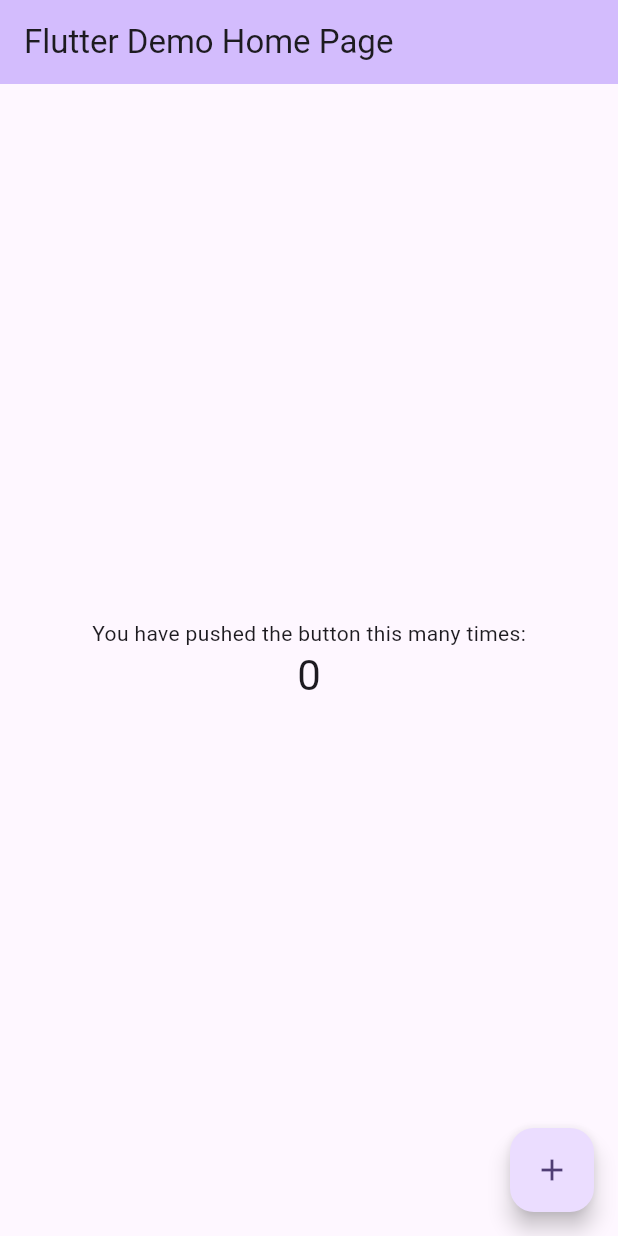
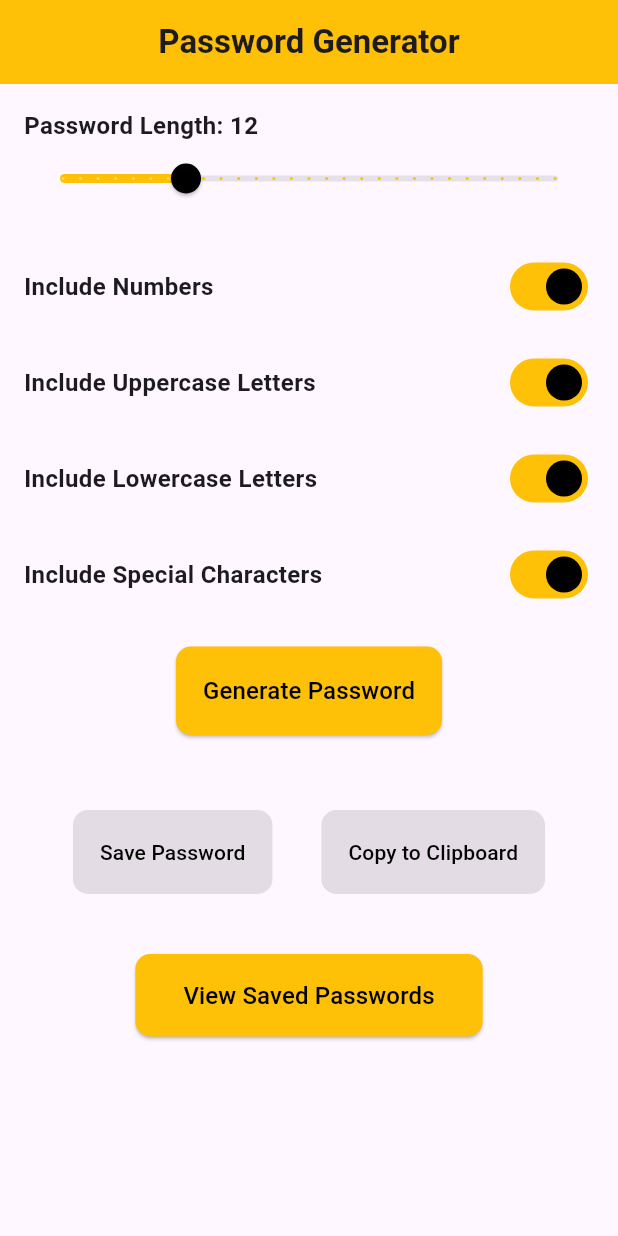
Before and after one commit to SHADINFAISALMP/Password_genrator_app, a Flutter app: the screen it shows after launch, on a phone screen of 412 x 824 dp. Run offline on Flutter 3.47's test engine with Material 3 defaults, Android fonts, the phone set to English and light mode, and no system bars; our stand-ins replace hive, hive_flutter; accounts and stored records are empty.

Commit message:
genrating password complete next some ui i want to complete

```diff
--- a/lib/main.dart
+++ b/lib/main.dart
@@ -1,125 +1,27 @@
 import 'package:flutter/material.dart';
+import 'package:hive_flutter/adapters.dart';
+import 'package:password_genarator/models/password.dart';
+import 'package:password_genarator/screens/splash_screen.dart';
 
-void main() {
+void main() async {
+  await Hive.initFlutter();
+  Hive.registerAdapter(PasswordAdapter());
+  await Hive.openBox<Password>('passwords');
   runApp(const MyApp());
 }
 
 class MyApp extends StatelessWidget {
   const MyApp({super.key});
 
-  // This widget is the root of your application.
   @override
   Widget build(BuildContext context) {
     return MaterialApp(
-      title: 'Flutter Demo',
+      debugShowCheckedModeBanner: false,
       theme: ThemeData(
-        // This is the theme of your application.
-        //
-        // TRY THIS: Try running your application with "flutter run". You'll see
-        // the application has a purple toolbar. Then, without quitting the app,
-        // try changing the seedColor in the colorScheme below to Colors.green
-        // and then invoke "hot reload" (save your changes or press the "hot
-        // reload" button in a Flutter-supported IDE, or press "r" if you used
-        // the command line to start the app).
-        //
-        // Notice that the counter didn't reset back to zero; the application
-        // state is not lost during the reload. To reset the state, use hot
-        // restart instead.
-        //
-        // This works for code too, not just values: Most code changes can be
-        // tested with just a hot reload.
-        colorScheme: ColorScheme.fromSeed(seedColor: Colors.deepPurple),
-        useMaterial3: true,
+        primarySwatch: Colors.blue,
       ),
-      home: const MyHomePage(title: 'Flutter Demo Home Page'),
+      title: 'Password genarator',
+      home: const SplashPage(),
     );
   }
 }
-
-class MyHomePage extends StatefulWidget {
-  const MyHomePage({super.key, required this.title});
-
-  // This widget is the home page of your application. It is stateful, meaning
-  // that it has a State object (defined below) that contains fields that affect
-  // how it looks.
-
-  // This class is the configuration for the state. It holds the values (in this
-  // case the title) provided by the parent (in this case the App widget) and
-  // used by the build method of the State. Fields in a Widget subclass are
-  // always marked "final".
-
-  final String title;
-
-  @override
-  State<MyHomePage> createState() => _MyHomePageState();
-}
-
-class _MyHomePageState extends State<MyHomePage> {
-  int _counter = 0;
-
-  void _incrementCounter() {
-    setState(() {
-      // This call to setState tells the Flutter framework that something has
-      // changed in this State, which causes it to rerun the build method below
-      // so that the display can reflect the updated values. If we changed
-      // _counter without calling setState(), then the build method would not be
-      // called again, and so nothing would appear to happen.
-      _counter++;
-    });
-  }
-
-  @override
-  Widget build(BuildContext context) {
-    // This method is rerun every time setState is called, for instance as done
-    // by the _incrementCounter method above.
-    //
-    // The Flutter framework has been optimized to make rerunning build methods
-    // fast, so that you can just rebuild anything that needs updating rather
-    // than having to individually change instances of widgets.
-    return Scaffold(
-      appBar: AppBar(
-        // TRY THIS: Try changing the color here to a specific color (to
-        // Colors.amber, perhaps?) and trigger a hot reload to see the AppBar
-        // change color while the other colors stay the same.
-        backgroundColor: Theme.of(context).colorScheme.inversePrimary,
-        // Here we take the value from the MyHomePage object that was created by
-        // the App.build method, and use it to set our appbar title.
-        title: Text(widget.title),
-      ),
-      body: Center(
-        // Center is a layout widget. It takes a single child and positions it
-        // in the middle of the parent.
-        child: Column(
-          // Column is also a layout widget. It takes a list of children and
-          // arranges them vertically. By default, it sizes itself to fit its
-          // children horizontally, and tries to be as tall as its parent.
-          //
-          // Column has various properties to control how it sizes itself and
-          // how it positions its children. Here we use mainAxisAlignment to
-          // center the children vertically; the main axis here is the vertical
-          // axis because Columns are vertical (the cross axis would be
-          // horizontal).
-          //
-          // TRY THIS: Invoke "debug painting" (choose the "Toggle Debug Paint"
-          // action in the IDE, or press "p" in the console), to see the
-          // wireframe for each widget.
-          mainAxisAlignment: MainAxisAlignment.center,
-          children: <Widget>[
-            const Text(
-              'You have pushed the button this many times:',
-            ),
-            Text(
-              '$_counter',
-              style: Theme.of(context).textTheme.headlineMedium,
-            ),
-          ],
-        ),
-      ),
-      floatingActionButton: FloatingActionButton(
-        onPressed: _incrementCounter,
-        tooltip: 'Increment',
-        child: const Icon(Icons.add),
-      ), // This trailing comma makes auto-formatting nicer for build methods.
-    );
-  }
-}
--- /dev/null
+++ b/lib/models/password.dart
@@ -0,0 +1,9 @@
+import 'package:hive/hive.dart';
+part 'password.g.dart';
+@HiveType(typeId: 0)
+class Password {
+  @HiveField(0)
+  String? value;
+
+  Password(this.value);
+}
--- /dev/null
+++ b/lib/screens/password_genarating_page.dart
@@ -0,0 +1,254 @@
+import 'package:flutter/material.dart';
+import 'package:flutter/services.dart';
+import 'package:hive/hive.dart';
+import 'package:password_genarator/models/password.dart';
+import 'dart:math';
+import 'package:password_genarator/screens/saved_passwords.dart';
+
+class PasswordGeneratorPage extends StatefulWidget {
+  const PasswordGeneratorPage({super.key});
+
+  @override
+  _PasswordGeneratorPageState createState() => _PasswordGeneratorPageState();
+}
+
+class _PasswordGeneratorPageState extends State<PasswordGeneratorPage> {
+  final _random = Random();
+  String _generatedPassword = '';
+  final _box = Hive.box<Password>('passwords');
+
+  int _passwordLength = 12;
+  bool _includeUppercase = true;
+  bool _includeLowercase = true;
+  bool _includeNumbers = true;
+  bool _includeSpecialChars = true;
+
+  String _generatePassword(int length) {
+    const upperCaseLetters = 'ABCDEFGHIJKLMNOPQRSTUVWXYZ';
+    const lowerCaseLetters = 'abcdefghijklmnopqrstuvwxyz';
+    const numbers = '0123456789';
+    const specialChars = '!@#\$%^&*()';
+    String chars = '';
+
+    if (_includeUppercase) chars += upperCaseLetters;
+    if (_includeLowercase) chars += lowerCaseLetters;
+    if (_includeNumbers) chars += numbers;
+    if (_includeSpecialChars) chars += specialChars;
+
+    if (chars.isEmpty) return '';
+
+    return List.generate(
+        length, (index) => chars[_random.nextInt(chars.length)]).join();
+  }
+
+  void _savePassword() {
+    if (_generatedPassword.isNotEmpty) {
+      final newPassword = Password(_generatedPassword);
+      _box.add(newPassword);
+      print("password save to hive $_generatedPassword");
+      ScaffoldMessenger.of(context).showSnackBar(const SnackBar(
+        content: Text('Password saved!'),
+      ));
+    }
+  }
+
+  void _copyToClipboard() {
+    if (_generatedPassword.isNotEmpty) {
+      Clipboard.setData(ClipboardData(text: _generatedPassword));
+      ScaffoldMessenger.of(context).showSnackBar(const SnackBar(
+        content: Text('Password copied to clipboard!'),
+      ));
+    }
+  }
+
+  @override
+  Widget build(BuildContext context) {
+    return Scaffold(
+      appBar: AppBar(
+        centerTitle: true,
+        backgroundColor: Colors.amber,
+        title: const Text(
+          'Password Generator',
+          style: TextStyle(fontWeight: FontWeight.bold),
+        ),
+      ),
+      body: SingleChildScrollView(
+        child: Padding(
+          padding: const EdgeInsets.all(16.0),
+          child: Column(
+            crossAxisAlignment: CrossAxisAlignment.start,
+            children: [
+              Text(
+                'Password Length: $_passwordLength',
+                style: TextStyle(fontSize: 16, fontWeight: FontWeight.bold),
+              ),
+              Slider(
+                activeColor: Colors.amber,
+                thumbColor: Colors.black,
+                value: _passwordLength.toDouble(),
+                min: 6,
+                max: 30,
+                divisions: 28,
+                label: _passwordLength.toString(),
+                onChanged: (double value) {
+                  setState(() {
+                    _passwordLength = value.toInt();
+                  });
+                },
+              ),
+              const SizedBox(height: 16),
+              _buildSwitch('Include Numbers', _includeNumbers, (value) {
+                setState(() {
+                  _includeNumbers = value;
+                });
+              }),
+              _buildSwitch('Include Uppercase Letters', _includeUppercase,
+                  (value) {
+                setState(() {
+                  _includeUppercase = value;
+                });
+              }),
+              _buildSwitch('Include Lowercase Letters', _includeLowercase,
+                  (value) {
+                setState(() {
+                  _includeLowercase = value;
+                });
+              }),
+              _buildSwitch('Include Special Characters', _includeSpecialChars,
+                  (value) {
+                setState(() {
+                  _includeSpecialChars = value;
+                });
+              }),
+              const SizedBox(height: 16),
+              Center(
+                child: ElevatedButton(
+                  style: ElevatedButton.styleFrom(
+                    backgroundColor: Colors.amber,
+                    shape: RoundedRectangleBorder(
+                      borderRadius: BorderRadius.circular(10.0),
+                    ),
+                    padding: const EdgeInsets.symmetric(
+                        vertical: 18.0, horizontal: 18),
+                  ),
+                  onPressed: () {
+                    setState(() {
+                      _generatedPassword = _generatePassword(_passwordLength);
+                    });
+                  },
+                  child: const Text(
+                    'Generate Password',
+                    style: TextStyle(color: Colors.black, fontSize: 16),
+                  ),
+                ),
+              ),
+              const SizedBox(height: 20),
+              if (_generatedPassword.isNotEmpty)
+                Container(
+                  padding: const EdgeInsets.all(16.0),
+                  decoration: BoxDecoration(
+                    color: Colors.grey[200],
+                    borderRadius: BorderRadius.circular(10.0),
+                  ),
+                  child: Text(
+                    _generatedPassword,
+                    style: const TextStyle(
+                      fontSize: 24,
+                      fontWeight: FontWeight.bold,
+                    ),
+                  ),
+                ),
+              const SizedBox(height: 30),
+              Row(
+                mainAxisAlignment: MainAxisAlignment.spaceEvenly,
+                children: [
+                  ElevatedButton(
+                    style: ElevatedButton.styleFrom(
+                      backgroundColor: Colors.green,
+                      shape: RoundedRectangleBorder(
+                        borderRadius: BorderRadius.circular(10.0),
+                      ),
+                      padding: const EdgeInsets.symmetric(
+                          vertical: 18.0, horizontal: 18),
+                    ),
+                    onPressed:
+                        _generatedPassword.isNotEmpty ? _savePassword : null,
+                    child: const Text(
+                      'Save Password',
+                      style: TextStyle(color: Colors.black),
+                    ),
+                  ),
+                  ElevatedButton(
+                    style: ElevatedButton.styleFrom(
+                      backgroundColor: Colors.blue,
+                      shape: RoundedRectangleBorder(
+                        borderRadius: BorderRadius.circular(10.0),
+                      ),
+                      padding: const EdgeInsets.symmetric(
+                          vertical: 18.0, horizontal: 18),
+                    ),
+                    onPressed:
+                        _generatedPassword.isNotEmpty ? _copyToClipboard : null,
+                    child: const Text(
+                      'Copy to Clipboard',
+                      style: TextStyle(color: Colors.black),
+                    ),
+                  ),
+                ],
+              ),
+              const SizedBox(height: 40),
+              Center(
+                child: ElevatedButton(
+                  style: ElevatedButton.styleFrom(
+                    backgroundColor: Colors.amber,
+                    shape: RoundedRectangleBorder(
+                      borderRadius: BorderRadius.circular(10.0),
+                    ),
+                    padding: const EdgeInsets.symmetric(
+                      horizontal: 32.0,
+                      vertical: 16.0,
+                    ),
+                  ),
+                  onPressed: () {
+                    Navigator.push(
+                      context,
+                      MaterialPageRoute(
+                        builder: (context) => const SavedPasswordsPage(),
+                      ),
+                    );
+                  },
+                  child: const Text(
+                    'View Saved Passwords',
+                    style: TextStyle(color: Colors.black, fontSize: 16),
+                  ),
+                ),
+              ),
+            ],
+          ),
+        ),
+      ),
+    );
+  }
+
+  Widget _buildSwitch(String title, bool value, Function(bool) onChanged) {
+    return Padding(
+      padding: const EdgeInsets.symmetric(vertical: 8.0),
+      child: Row(
+        mainAxisAlignment: MainAxisAlignment.spaceBetween,
+        children: [
+          Text(
+            title,
+            style: TextStyle(fontWeight: FontWeight.bold, fontSize: 16),
+          ),
+          Switch(
+            inactiveThumbColor: Colors.black,
+            activeTrackColor: Colors.amber,
+            value: value,
+            onChanged: onChanged,
+            activeColor: Colors.black,
+          ),
+        ],
+      ),
+    );
+  }
+}
--- /dev/null
+++ b/lib/screens/saved_passwords.dart
@@ -0,0 +1,91 @@
+import 'package:flutter/material.dart';
+import 'package:flutter/services.dart';
+import 'package:hive/hive.dart';
+import 'package:hive_flutter/adapters.dart';
+import 'package:password_genarator/models/password.dart';
+
+class SavedPasswordsPage extends StatefulWidget {
+  const SavedPasswordsPage({super.key});
+
+  @override
+  _SavedPasswordsPageState createState() => _SavedPasswordsPageState();
+}
+
+class _SavedPasswordsPageState extends State<SavedPasswordsPage> {
+  late Box<Password> _box;
+
+  @override
+  void initState() {
+    super.initState();
+    _box = Hive.box<Password>('passwords');
+  }
+
+  @override
+  Widget build(BuildContext context) {
+    return Scaffold(
+      appBar: AppBar(
+        centerTitle: true,
+        title: const Text(
+          'Saved Passwords',
+          style: TextStyle(fontWeight: FontWeight.bold),
+        ),
+        backgroundColor: Colors.amber,
+      ),
+      body: ValueListenableBuilder(
+        valueListenable: _box.listenable(),
+        builder: (context, Box<Password> box, _) {
+          final passwords = box.values.toList();
+          if (passwords.isEmpty) {
+            return const Center(
+              child: Text('No saved passwords'),
+            );
+          }
+
+          return ListView.builder(
+            itemCount: passwords.length,
+            itemBuilder: (context, index) {
+              final password = passwords[index];
+              return ListTile(
+                title: Text(password.value!),
+                trailing: Row(
+                  mainAxisSize: MainAxisSize.min,
+                  children: [
+                    IconButton(
+                      icon: const Icon(
+                        Icons.copy,
+                        color: Colors.blue,
+                      ),
+                      onPressed: () {
+                        Clipboard.setData(ClipboardData(text: password.value!));
+                        ScaffoldMessenger.of(context).showSnackBar(
+                          const SnackBar(
+                            content: Text('Password copied to clipboard!'),
+                          ),
+                        );
+                      },
+                    ),
+                    IconButton(
+                      icon: const Icon(
+                        Icons.delete,
+                        color: Colors.red,
+                      ),
+                      onPressed: () {
+                        _box.deleteAt(index);
+                        ScaffoldMessenger.of(context).showSnackBar(
+                          const SnackBar(
+                            content: Text('Password deleted!'),
+                          ),
+                        );
+                        setState(() {});
+                      },
+                    ),
+                  ],
+                ),
+              );
+            },
+          );
+        },
+      ),
+    );
+  }
+}
--- a/pubspec.yaml
+++ b/pubspec.yaml
@@ -37,6 +37,7 @@ dependencies:
   cupertino_icons: ^1.0.6
   hive: ^2.2.3
   hive_flutter: ^1.1.0
+  clipboard: ^0.1.3
 
 dev_dependencies:
   flutter_test:
```
Also changed, not shown: lib/screens/splash_screen.dart (added, +56 -0 lines), lib/models/password.g.dart (added), pubspec.lock.
